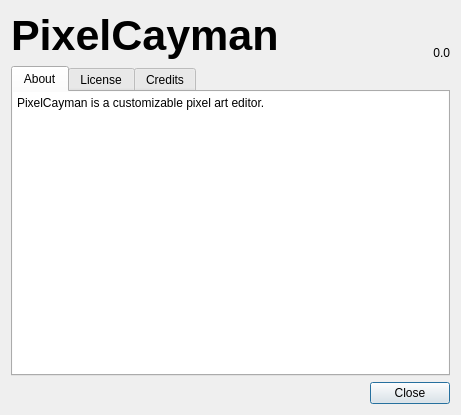
Before: the Qt Designer form src/ui/dialog_about.ui in mbasaglia/PixelCayman, drawn with Qt 5.
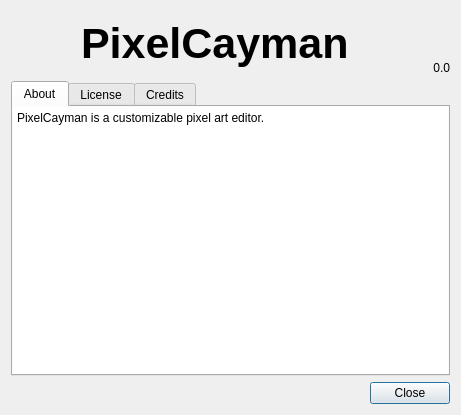
After: the same form once the commit is applied.

Commit message: Icon retrieval system

```diff
--- a/src/ui/dialog_about.ui
+++ b/src/ui/dialog_about.ui
@@ -16,6 +16,25 @@
   <layout class="QVBoxLayout" name="verticalLayout">
    <item>
     <layout class="QHBoxLayout" name="horizontalLayout">
+     <item>
+      <widget class="QLabel" name="label_icon">
+       <property name="sizePolicy">
+        <sizepolicy hsizetype="Fixed" vsizetype="Fixed">
+         <horstretch>0</horstretch>
+         <verstretch>0</verstretch>
+        </sizepolicy>
+       </property>
+       <property name="minimumSize">
+        <size>
+         <width>64</width>
+         <height>64</height>
+        </size>
+       </property>
+       <property name="alignment">
+        <set>Qt::AlignCenter</set>
+       </property>
+      </widget>
+     </item>
      <item>
       <widget class="QLabel" name="label_name">
        <property name="font">
```
Left out of the diff: 2 changed lines with no effect on the pictures. The commit also changes 5 other files.
